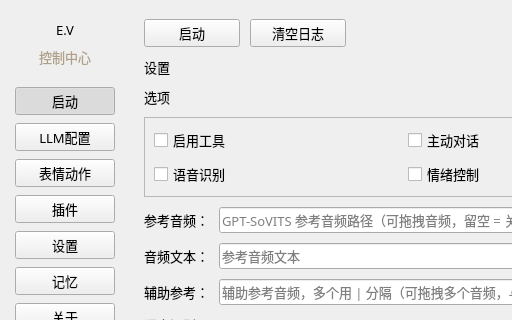
First picture: the form in ui/control_center.ui, repository siaoic/E.V, before the edit; both pictures show x 0 to 512 and y 0 to 320 of the 940 by 680 pixel window.
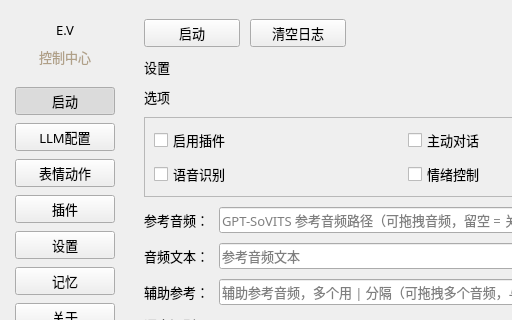
Second picture: the form after the edit. The open tabs and pages were chosen to show the change.

The edit to the form file:
```diff
--- a/ui/control_center.ui
+++ b/ui/control_center.ui
@@ -2073,7 +2073,7 @@
                   <item row="0" column="0">
                    <widget class="QCheckBox" name="cb_mcp">
                     <property name="text">
-                     <string>启用工具</string>
+                     <string>启用插件</string>
                     </property>
                    </widget>
                   </item>
```
Left out of the diff: 2 changed lines with no effect on the pictures.
